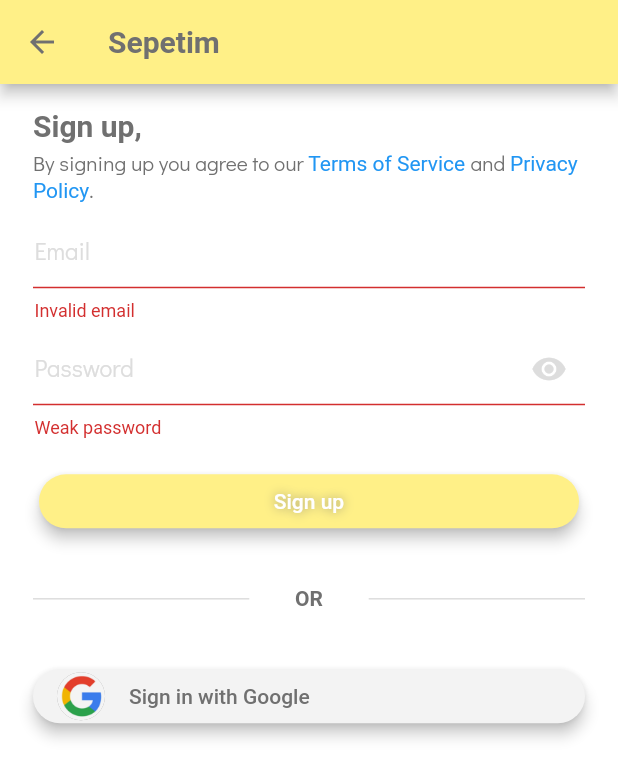
After one commit to resultanyildizi/sepetim, a Flutter app: the LinkAccountPage screen opened directly, after a tap on "Sign up", on a phone screen of 412 x 824 dp. The commit adds this screen. Shown: the top 778 px of the screen. Run offline on Flutter 3.47's test engine with Material 2 defaults, Android fonts, the phone set to English and light mode, and no system bars; our stand-ins replace auto_route, bloc, cached_network_image, cloud_firestore, connectivity, dartz and 12 more; accounts and stored records are empty; generated files the repository leaves out were written again.

Commit message:
Link accounts :white_check_mark:

```diff
--- a/lib/application/auth/sign_in_form/sign_in_form_bloc.dart
+++ b/lib/application/auth/sign_in_form/sign_in_form_bloc.dart
@@ -114,6 +114,43 @@ class SignInFormBloc extends Bloc<SignInFormEvent, SignInFormState> {
           authFailureOrSuccessOption: some(failureOrSuccess),
         );
       },
+      linkWithEmailAndPasswordPressed: (e) async* {
+        Either<AuthFailure, Unit> failureOrSuccess;
+
+        final isEmailValid = state.emailAddress.isValid;
+        final isPasswordValid = state.password.isValid;
+
+        if (isEmailValid && isPasswordValid) {
+          yield state.copyWith(
+            isSubmitting: true,
+            authFailureOrSuccessOption: none(),
+          );
+          failureOrSuccess = await _authFacade.linkWithEmailAndPassword(
+            emailAddress: state.emailAddress,
+            password: state.password,
+          );
+        }
+
+        yield state.copyWith(
+          showErrorMessages: true,
+          isSubmitting: false,
+          authFailureOrSuccessOption: optionOf(failureOrSuccess),
+        );
+      },
+      linkWithGoogleProviderPressed: (e) async* {
+        yield state.copyWith(
+          isSubmitting: true,
+          authFailureOrSuccessOption: none(),
+        );
+
+        final failureOrSuccess = await _authFacade.linkWithGoogleProvider();
+
+        yield state.copyWith(
+          showErrorMessages: true,
+          isSubmitting: false,
+          authFailureOrSuccessOption: optionOf(failureOrSuccess),
+        );
+      },
     );
   }
 }
--- a/lib/application/auth/sign_in_form/sign_in_form_event.dart
+++ b/lib/application/auth/sign_in_form/sign_in_form_event.dart
@@ -11,5 +11,10 @@ abstract class SignInFormEvent with _$SignInFormEvent {
       SignInWithEmailAndPasswordPressed;
   const factory SignInFormEvent.signInWithGooglePressed() =
       SignInWithGooglePressed;
+  const factory SignInFormEvent.linkWithEmailAndPasswordPressed() =
+      LinkWithEmailAndPasswordPressed;
+  const factory SignInFormEvent.linkWithGoogleProviderPressed() =
+      LinkWithGoogleProviderPressed;
+
   const factory SignInFormEvent.signInAnonymously() = SignInAnonymously;
 }
--- a/lib/domain/auth/auth_failure.dart
+++ b/lib/domain/auth/auth_failure.dart
@@ -7,12 +7,14 @@ abstract class AuthFailure with _$AuthFailure {
   const factory AuthFailure.cancelledByUser() = _CancelledByUser;
   const factory AuthFailure.serverError() = _ServerError;
   const factory AuthFailure.emailAlreadyInUse() = _EmailAlreadyInUse;
-  const factory AuthFailure.invalidEmailAndPasswordCombination() =
-      _InvalidEmailAndPasswordCombination;
   const factory AuthFailure.networkException() = _NetworkException;
   const factory AuthFailure.wrongPassword() = _WrongPassword;
   const factory AuthFailure.tooManyRequests() = _TooManyRequests;
   const factory AuthFailure.userNotFound() = _UserNotFound;
+  const factory AuthFailure.accountAlreadyExists() = _AccountAlreadyExists;
+  const factory AuthFailure.accountAlreadyLinked() = _AccountAlreadyLinked;
   const factory AuthFailure.userNotUsingEmailProvider() =
       _UserNotUsingEmailProvider;
+  const factory AuthFailure.invalidEmailAndPasswordCombination() =
+      _InvalidEmailAndPasswordCombination;
 }
--- a/lib/domain/auth/i_auth_facade.dart
+++ b/lib/domain/auth/i_auth_facade.dart
@@ -22,6 +22,13 @@ abstract class IAuthFacade {
 
   Future<Either<AuthFailure, Unit>> signInAnonymously();
 
+  Future<Either<AuthFailure, Unit>> linkWithEmailAndPassword({
+    @required EmailAddress emailAddress,
+    @required Password password,
+  });
+
+  Future<Either<AuthFailure, Unit>> linkWithGoogleProvider();
+
   Future<Either<AuthFailure, Unit>> deleteAccount();
 
   Future<Either<AuthFailure, Unit>> verifyUsersCurrentPassword({
--- /dev/null
+++ b/lib/presentation/account/link_account_page.dart
@@ -0,0 +1,64 @@
+import 'package:Sepetim/app_localization.dart';
+import 'package:Sepetim/application/auth/password_visibility/password_visibility_bloc.dart';
+import 'package:Sepetim/application/auth/sign_in_form/sign_in_form_bloc.dart';
+import 'package:Sepetim/injection.dart';
+import 'package:Sepetim/presentation/account/widgets/link_account_form.dart';
+import 'package:Sepetim/presentation/core/widgets/default_padding.dart';
+import 'package:Sepetim/presentation/core/widgets/logo.dart';
+import 'package:Sepetim/predefined_variables/helper_functions.dart';
+import 'package:Sepetim/predefined_variables/text_styles.dart';
+import 'package:flutter/material.dart';
+import 'package:flutter_bloc/flutter_bloc.dart';
+
+class LinkAccountPage extends StatelessWidget {
+  const LinkAccountPage({Key key}) : super(key: key);
+
+  @override
+  Widget build(BuildContext context) {
+    return MultiBlocProvider(
+      providers: [
+        BlocProvider(
+          create: (context) => getIt<PasswordVisibilityBloc>(),
+        ),
+        BlocProvider(
+          create: (context) => getIt<SignInFormBloc>(),
+        ),
+      ],
+      child: Scaffold(
+        resizeToAvoidBottomInset: false,
+        appBar: AppBar(
+          title: Text(
+            'Sepetim',
+            style: robotoTextStyle(bold: true),
+          ),
+        ),
+        body: DefaultPadding(
+          child: Column(
+            crossAxisAlignment: CrossAxisAlignment.start,
+            children: <Widget>[
+              Text(
+                translate(context, 'sign_up'),
+                style: robotoTextStyle(fontSize: 20.0, bold: true),
+              ),
+              const SizedBox(
+                height: 4.0,
+              ),
+              AppLocalizations.of(context).termsAndPrivacyPolicy(context),
+              SizedBox(
+                height: screenHeightByScalar(
+                  context,
+                  scalarSmall: 0.001,
+                  scalarMedium: 0.0015,
+                  scalarBig: 0.0015,
+                ),
+              ),
+              Expanded(
+                child: LinkAccountForm(),
+              ),
+            ],
+          ),
+        ),
+      ),
+    );
+  }
+}
--- /dev/null
+++ b/lib/presentation/account/widgets/google_sign_in_button.dart
@@ -0,0 +1,41 @@
+import 'package:Sepetim/predefined_variables/colors.dart' as app_colors;
+import 'package:Sepetim/predefined_variables/images.dart' as app_images;
+import 'package:flutter/material.dart';
+
+import 'package:Sepetim/predefined_variables/helper_functions.dart';
+
+class GoogleSignInButton extends StatelessWidget {
+  final void Function() onPressed;
+  const GoogleSignInButton({
+    Key key,
+    @required this.onPressed,
+  }) : super(key: key);
+
+  @override
+  Widget build(BuildContext context) {
+    return RaisedButton(
+      splashColor: Colors.white,
+      onPressed: onPressed,
+      color: const Color(0xFFF3F3F3),
+      textTheme: ButtonTextTheme.normal,
+      elevation: 4.0,
+      child: Row(
+        children: <Widget>[
+          const CircleAvatar(
+            backgroundImage: app_images.googleLogo,
+            radius: 16,
+          ),
+          const SizedBox(
+            width: 16.0,
+          ),
+          Text(
+            translate(context, 'sign_in_google'),
+            style: const TextStyle(
+              color: app_colors.sepetimGrey,
+            ),
+          ),
+        ],
+      ),
+    );
+  }
+}
--- /dev/null
+++ b/lib/presentation/account/widgets/link_account_form.dart
@@ -0,0 +1,93 @@
+import 'package:Sepetim/application/auth/auth/auth_bloc_bloc.dart';
+import 'package:Sepetim/application/auth/sign_in_form/sign_in_form_bloc.dart';
+import 'package:Sepetim/predefined_variables/helper_functions.dart';
+import 'package:Sepetim/presentation/account/widgets/google_sign_in_button.dart';
+import 'package:Sepetim/presentation/account/widgets/text_fields.dart';
+import 'package:Sepetim/presentation/core/widgets/buttons.dart';
+import 'package:Sepetim/presentation/routes/router.gr.dart';
+import 'package:Sepetim/presentation/sign_in/widgets/auth_failure_popups.dart';
+import 'package:Sepetim/presentation/sign_in/widgets/or_divider.dart';
+import 'package:auto_route/auto_route.dart';
+import 'package:flutter/material.dart';
+import 'package:flutter_bloc/flutter_bloc.dart';
+
+class LinkAccountForm extends StatelessWidget {
+  @override
+  Widget build(BuildContext context) {
+    return BlocConsumer<SignInFormBloc, SignInFormState>(
+      listener: (context, state) {
+        state.authFailureOrSuccessOption.fold(
+          () {},
+          (either) => either.fold(
+            (failure) => failure.maybeMap(
+              cancelledByUser: (_) {},
+              serverError: (_) => serverErrorPopup(context),
+              emailAlreadyInUse: (_) => accountAlreadyExistsPopup(context),
+              networkException: (_) => networkExceptionPopup(context),
+              accountAlreadyExists: (_) => accountAlreadyExistsPopup(context),
+              accountAlreadyLinked: (_) => serverErrorPopup(context),
+              orElse: () {},
+            ),
+            (_) {
+              context
+                  .bloc<AuthBloc>()
+                  .add(const AuthEvent.authCheckRequested());
+              ExtendedNavigator.of(context).popUntil(
+                (route) => route.settings.name == Routes.applicationContentPage,
+              );
+            },
+          ),
+        );
+      },
+      builder: (context, state) => Form(
+        autovalidate: state.showErrorMessages,
+        child: Column(
+          children: [
+            const SizedBox(height: 8),
+            emailFormField(context),
+            const SizedBox(height: 8),
+            passwordFormField(context),
+            const SizedBox(height: 18),
+            Padding(
+              padding: const EdgeInsets.symmetric(horizontal: 4.0),
+              child: RoundedButton(
+                width: screenWidthByScalar(context, 1),
+                onPressed: () {
+                  context.bloc<SignInFormBloc>().add(
+                      const SignInFormEvent.linkWithEmailAndPasswordPressed());
+                  FocusScope.of(context).unfocus();
+                },
+                text: translate(context, 'sign_up_button'),
+              ),
+            ),
+            SizedBox(
+              height: screenHeightByScalar(
+                context,
+                scalarSmall: 0.02,
+                scalarMedium: 0.03,
+                scalarBig: 0.04,
+              ),
+            ),
+            DividerOr(),
+            SizedBox(
+              height: screenHeightByScalar(
+                context,
+                scalarSmall: 0.02,
+                scalarMedium: 0.03,
+                scalarBig: 0.04,
+              ),
+            ),
+            GoogleSignInButton(
+              onPressed: () {
+                context
+                    .bloc<SignInFormBloc>()
+                    .add(const SignInFormEvent.linkWithGoogleProviderPressed());
+                FocusScope.of(context).unfocus();
+              },
+            ),
+          ],
+        ),
+      ),
+    );
+  }
+}
--- /dev/null
+++ b/lib/presentation/account/widgets/text_fields.dart
@@ -0,0 +1,62 @@
+import 'package:Sepetim/application/auth/password_visibility/password_visibility_bloc.dart';
+import 'package:Sepetim/application/auth/sign_in_form/sign_in_form_bloc.dart';
+import 'package:Sepetim/predefined_variables/colors.dart';
+import 'package:Sepetim/predefined_variables/helper_functions.dart';
+import 'package:flutter/material.dart';
+import 'package:flutter_bloc/flutter_bloc.dart';
+
+Widget emailFormField(BuildContext context) {
+  return TextFormField(
+    cursorColor: sepetimGrey,
+    keyboardType: TextInputType.emailAddress,
+    style: Theme.of(context).textTheme.subtitle1,
+    decoration: InputDecoration(labelText: translate(context, 'email')),
+    autocorrect: false,
+    onChanged: (value) => context
+        .bloc<SignInFormBloc>()
+        .add(SignInFormEvent.emailChanged(value.trim())),
+    validator: (_) =>
+        context.bloc<SignInFormBloc>().state.emailAddress.value.fold(
+              (f) => f.maybeMap(
+                invalidEmail: (_) => translate(context, 'invalid_email'),
+                orElse: () => null,
+              ),
+              (_) => null,
+            ),
+  );
+}
+
+Widget passwordFormField(BuildContext context) {
+  return BlocBuilder<PasswordVisibilityBloc, PasswordVisibilityState>(
+    builder: (context, state) => TextFormField(
+      obscureText: !state.isVisible,
+      cursorColor: sepetimGrey,
+      keyboardType: TextInputType.visiblePassword,
+      style: Theme.of(context).textTheme.subtitle1,
+      decoration: InputDecoration(
+        labelText: translate(context, 'password'),
+        suffixIcon: IconButton(
+          icon: state.isVisible
+              ? const Icon(Icons.visibility_off)
+              : const Icon(Icons.visibility),
+          onPressed: () => context.bloc<PasswordVisibilityBloc>().add(
+                const PasswordVisibilityEvent.visibilityChanged(),
+              ),
+          color: sepetimLightGrey,
+        ),
+      ),
+      autocorrect: false,
+      onChanged: (value) => context
+          .bloc<SignInFormBloc>()
+          .add(SignInFormEvent.passwordChanged(value)),
+      validator: (_) =>
+          context.bloc<SignInFormBloc>().state.password.value.fold(
+                (f) => f.maybeMap(
+                  weakPassword: (_) => translate(context, 'weak_password'),
+                  orElse: () => null,
+                ),
+                (_) => null,
+              ),
+    ),
+  );
+}
--- a/lib/presentation/routes/router.dart
+++ b/lib/presentation/routes/router.dart
@@ -1,3 +1,4 @@
+import 'package:Sepetim/presentation/account/link_account_page.dart';
 import 'package:Sepetim/presentation/application_content/application_content_page.dart';
 import 'package:Sepetim/presentation/home/item/form/item_form.dart';
 import 'package:Sepetim/presentation/home/item/form/link_form/link_form.dart';
@@ -52,4 +53,7 @@ class $Router {
 
   @MaterialRoute()
   ResetPasswordPage resetPasswordPage;
+
+  @MaterialRoute()
+  LinkAccountPage linkAccountPage;
 }
--- a/lib/presentation/sign_in/widgets/sign_in_form.dart
+++ b/lib/presentation/sign_in/widgets/sign_in_form.dart
@@ -27,6 +27,8 @@ class SignInForm extends StatelessWidget {
                 f.maybeMap(
                   serverError: (_) => serverErrorPopup(context),
                   emailAlreadyInUse: (_) => emailAlreadyInUsePopup(context),
+                  accountAlreadyExists: (_) =>
+                      accountAlreadyExistsPopup(context),
                   invalidEmailAndPasswordCombination: (_) =>
                       invalidEmailAndPasswordCombinationPopup(context),
                   networkException: (_) => networkExceptionPopup(context),
```
Also changed, not shown: assets/lang/en.json (+6 -1 lines), assets/lang/tr.json (+6 -1 lines), lib/application/auth/reset_password_form/reset_password_form_bloc.dart (+5 -4 lines), lib/infrastructure/auth/firebase_auth_facade.dart (+82 -1 lines), lib/presentation/account/account_page.dart (+1 -15 lines), lib/presentation/account/widgets/buttons.dart (+16 -0 lines), lib/presentation/sign_in/widgets/auth_failure_popups.dart (+46 -0 lines), lib/application/auth/sign_in_form/sign_in_form_bloc.freezed.dart, lib/domain/auth/auth_failure.freezed.dart, lib/presentation/routes/router.gr.dart.
